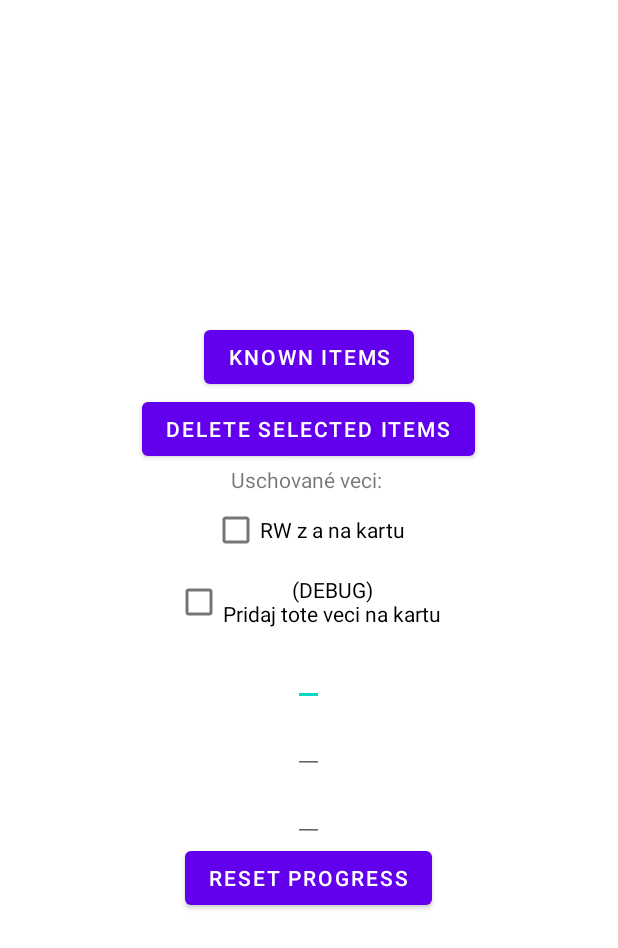
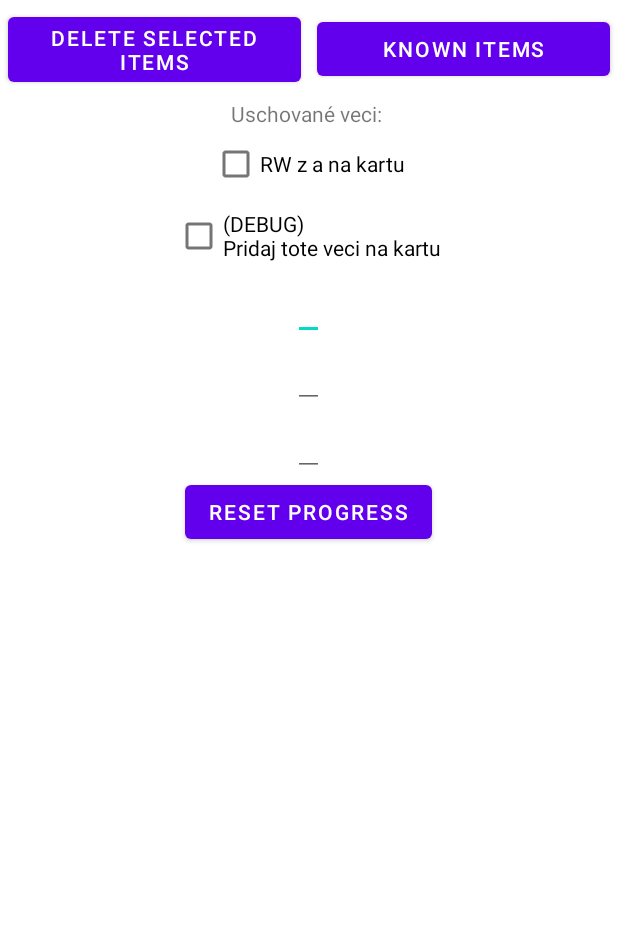
Before and after one commit to marcel3032/alchemy, an Android app: the screen it shows after launch (MainActivity), on a phone screen of 412 x 824 dp. Shown: the top 948 px of the screen. Run offline under Robolectric (Android 15) with nearby library versions, the phone set to English and light mode, and no system bars; libraries missing offline, so code that uses them is left out: cn.pedant.

Commit message:
add better chest item display

```diff
--- a/alchemy-app/app/src/main/java/sk/marcel/alchemy_app/KnownItemsActivity.kt
+++ b/alchemy-app/app/src/main/java/sk/marcel/alchemy_app/KnownItemsActivity.kt
@@ -15,7 +15,7 @@ class KnownItemsActivity : AppCompatActivity() {
     }
 
     private fun displayKnown(){
-        val adapter = KnownItemAdapter(this, R.layout.item_layout, ArrayList(jsonsHelpers.getKnownItems()))
+        val adapter = KnownItemAdapter(this, R.layout.known_item_layout, ArrayList(jsonsHelpers.getKnownItems()))
         findViewById<ListView>(R.id.known_items).adapter = adapter
     }
 }
--- a/alchemy-app/app/src/main/java/sk/marcel/alchemy_app/MainActivity.kt
+++ b/alchemy-app/app/src/main/java/sk/marcel/alchemy_app/MainActivity.kt
@@ -14,7 +14,7 @@ import cn.pedant.SweetAlert.SweetAlertDialog
 
 class MainActivity : AppCompatActivity() {
     private var mNfcAdapter: NfcAdapter? = null
-    private lateinit var jsonsHelpers: JsonsHelpers
+    lateinit var jsonsHelpers: JsonsHelpers
     private val checkBoxIdToItemId = HashMap<Int, Int>()
 
     override fun onCreate(savedInstanceState: Bundle?) {
@@ -115,15 +115,8 @@ class MainActivity : AppCompatActivity() {
     }
 
     private fun displayChest(){
-        findViewById<LinearLayout>(R.id.stored_items).removeAllViews()
-        val chestItems = jsonsHelpers.getChestItems()
-        for(item in chestItems){
-            val text = CheckBox(this)
-            text.id = View.generateViewId()
-            checkBoxIdToItemId[text.id] = item.itemId
-            text.text = item.itemName
-            findViewById<LinearLayout>(R.id.stored_items).addView(text)
-        }
+        val adapter = ChestItemAdapter(this, R.layout.chest_item_layout, jsonsHelpers.getChestItems())
+        findViewById<ListView>(R.id.stored_items).adapter = adapter
     }
 
     private fun deleteSelectedItems(){
@@ -131,9 +124,12 @@ class MainActivity : AppCompatActivity() {
         builder.setMessage("Delete selected items?")
             .setPositiveButton("Yes") { _: DialogInterface?, _: Int ->
                 val chestItems = jsonsHelpers.getChestItems()
-                for(view in findViewById<LinearLayout>(R.id.stored_items).allViews)
-                    if (view is CheckBox && view.isChecked)
-                        chestItems.remove(Constants.items[checkBoxIdToItemId[view.id]]!!)
+                val chestItemAdapter = findViewById<ListView>(R.id.stored_items).adapter as ChestItemAdapter
+
+                for(i in chestItemAdapter.itemChecked.indices.reversed())
+                    if(chestItemAdapter.itemChecked[i])
+                        chestItems.removeAt(i)
+
                 jsonsHelpers.writeChestItems(chestItems)
                 displayChest()
             }
--- a/alchemy-app/app/src/main/res/layout/activity_main.xml
+++ b/alchemy-app/app/src/main/res/layout/activity_main.xml
@@ -5,70 +5,80 @@
     android:layout_width="match_parent"
     android:layout_height="match_parent"
     android:orientation="vertical"
-    android:layout_gravity="center"
-    android:gravity="center"
+    android:layout_gravity="top"
+    android:gravity="top"
     tools:context=".MainActivity">
 
+    <LinearLayout
+        android:layout_width="match_parent"
+        android:layout_height="wrap_content"
+        android:gravity="center"
+        android:weightSum="2">
+
         <Button
+            android:layout_weight="1"
+            android:id="@+id/delete_selected"
+            android:layout_width="0dp"
+            android:layout_height="wrap_content"
+            android:layout_margin="5dp"
+            android:text="Delete selected items"/>
+
+        <Button
+            android:layout_weight="1"
             android:id="@+id/known_items"
-        android:layout_width="wrap_content"
+            android:layout_width="0dp"
             android:layout_height="wrap_content"
+            android:layout_margin="5dp"
             android:text="Known items"/>
 
-    <Button
-        android:id="@+id/delete_selected"
-        android:layout_width="wrap_content"
-        android:layout_height="wrap_content"
-        android:text="Delete selected items"/>
+    </LinearLayout>
 
-    <LinearLayout
-        android:layout_width="wrap_content"
-        android:layout_height="wrap_content">
     <TextView
+        android:layout_gravity="center"
         android:layout_width="wrap_content"
         android:layout_height="wrap_content"
         android:text="Uschované veci: "/>
-        <ScrollView
-            android:layout_width="wrap_content"
-            android:layout_height="wrap_content">
-            <LinearLayout
+
+    <ListView
         android:id="@+id/stored_items"
-                android:layout_width="wrap_content"
+        android:layout_width="match_parent"
         android:layout_height="wrap_content"
         android:orientation="vertical" />
-        </ScrollView>
-    </LinearLayout>
 
     <CheckBox
         android:id="@+id/prenes_z_karty"
-        android:gravity="center"
+        android:layout_gravity="center"
         android:layout_width="wrap_content"
         android:layout_height="wrap_content"
         android:text="RW z a na kartu" />
 
     <CheckBox
         android:id="@+id/pridaj_na_kartu"
-        android:gravity="center"
+        android:layout_gravity="center"
         android:layout_width="wrap_content"
         android:layout_height="wrap_content"
         android:text="(DEBUG)\nPridaj tote veci na kartu" />
 
     <EditText
+        android:layout_gravity="center"
         android:id="@+id/first"
         android:layout_width="wrap_content"
         android:layout_height="wrap_content"/>
 
     <EditText
+        android:layout_gravity="center"
         android:id="@+id/second"
         android:layout_width="wrap_content"
         android:layout_height="wrap_content"/>
 
     <EditText
+        android:layout_gravity="center"
         android:id="@+id/third"
         android:layout_width="wrap_content"
         android:layout_height="wrap_content"/>
 
     <Button
+        android:layout_gravity="center"
         android:id="@+id/reset_files"
         android:layout_width="wrap_content"
         android:layout_height="wrap_content"
```
Also changed, not shown: alchemy-app/app/src/main/java/sk/marcel/alchemy_app/ChestItemAdapter.kt (added, +40 -0 lines), alchemy-app/app/src/main/res/layout/chest_item_layout.xml (added, +24 -0 lines), alchemy-app/app/src/main/res/layout/known_item_layout.xml (renamed from alchemy-app/app/src/main/res/layout/item_layout.xml). Lines whose indentation alone changed are shown as unchanged.
